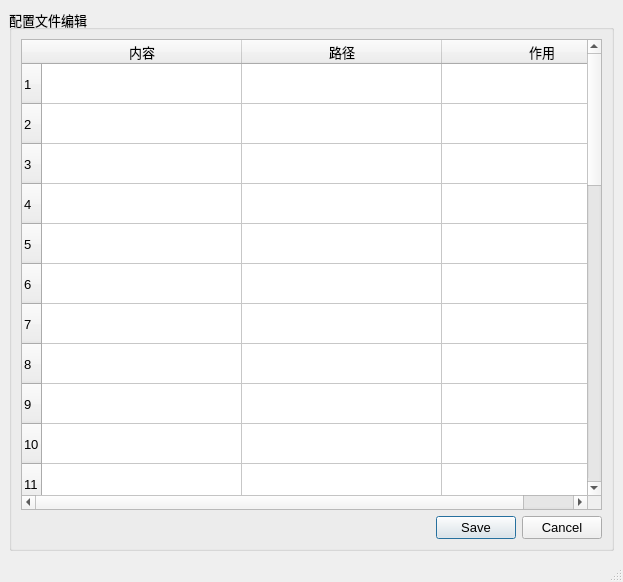
chen-huai/work, file Operate/GUI/Table_Ui.ui: the form before one commit.
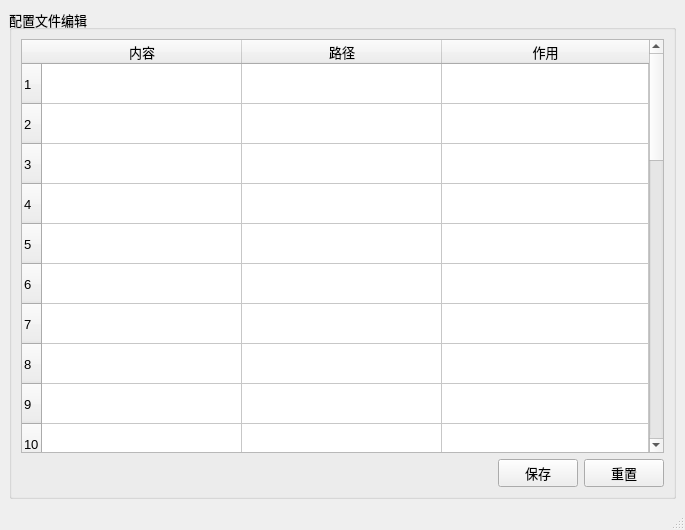
The form after the commit. Icons and pictures are not drawn.

What changed in the file:
```diff
--- a/Operate/GUI/Table_Ui.ui
+++ b/Operate/GUI/Table_Ui.ui
@@ -6,8 +6,8 @@
    <rect>
     <x>0</x>
     <y>0</y>
-    <width>623</width>
-    <height>582</height>
+    <width>685</width>
+    <height>530</height>
    </rect>
   </property>
   <property name="windowTitle">
@@ -20,8 +20,20 @@
   <property name="statusTip">
    <string>作者：Frank Chen</string>
   </property>
+  <property name="locale">
+   <locale language="Chinese" country="China"/>
+  </property>
+  <property name="documentMode">
+   <bool>false</bool>
+  </property>
+  <property name="tabShape">
+   <enum>QTabWidget::Rounded</enum>
+  </property>
+  <property name="unifiedTitleAndToolBarOnMac">
+   <bool>false</bool>
+  </property>
   <widget class="QWidget" name="centralwidget">
-   <layout class="QHBoxLayout" name="horizontalLayout">
+   <layout class="QVBoxLayout" name="verticalLayout">
     <item>
      <widget class="QGroupBox" name="groupBox">
       <property name="font">
@@ -33,6 +45,73 @@
        <string>配置文件编辑</string>
       </property>
       <layout class="QGridLayout" name="gridLayout">
+       <item row="1" column="0">
+        <layout class="QHBoxLayout" name="horizontalLayout">
+         <item>
+          <spacer name="horizontalSpacer">
+           <property name="orientation">
+            <enum>Qt::Horizontal</enum>
+           </property>
+           <property name="sizeHint" stdset="0">
+            <size>
+             <width>560</width>
+             <height>20</height>
+            </size>
+           </property>
+          </spacer>
+         </item>
+         <item>
+          <widget class="QPushButton" name="pushButton">
+           <property name="sizePolicy">
+            <sizepolicy hsizetype="Expanding" vsizetype="Fixed">
+             <horstretch>0</horstretch>
+             <verstretch>0</verstretch>
+            </sizepolicy>
+           </property>
+           <property name="minimumSize">
+            <size>
+             <width>80</width>
+             <height>0</height>
+            </size>
+           </property>
+           <property name="maximumSize">
+            <size>
+             <width>80</width>
+             <height>30</height>
+            </size>
+           </property>
+           <property name="text">
+            <string>保存</string>
+           </property>
+          </widget>
+         </item>
+         <item>
+          <widget class="QPushButton" name="pushButton_2">
+           <property name="sizePolicy">
+            <sizepolicy hsizetype="Expanding" vsizetype="Fixed">
+             <horstretch>0</horstretch>
+             <verstretch>0</verstretch>
+            </sizepolicy>
+           </property>
+           <property name="minimumSize">
+            <size>
+             <width>80</width>
+             <height>0</height>
+            </size>
+           </property>
+           <property name="maximumSize">
+            <size>
+             <width>80</width>
+             <height>30</height>
+            </size>
+           </property>
+           <property name="text">
+            <string>重置</string>
+           </property>
+          </widget>
+         </item>
+        </layout>
+       </item>
        <item row="0" column="0">
         <widget class="QTableWidget" name="tableWidget">
          <property name="minimumSize">
@@ -56,6 +135,9 @@
          <property name="horizontalScrollMode">
           <enum>QAbstractItemView::ScrollPerPixel</enum>
          </property>
+         <attribute name="horizontalHeaderVisible">
+          <bool>true</bool>
+         </attribute>
          <attribute name="horizontalHeaderCascadingSectionResizes">
           <bool>false</bool>
          </attribute>
@@ -65,6 +147,18 @@
          <attribute name="horizontalHeaderDefaultSectionSize">
           <number>200</number>
          </attribute>
+         <attribute name="horizontalHeaderHighlightSections">
+          <bool>true</bool>
+         </attribute>
+         <attribute name="horizontalHeaderShowSortIndicator" stdset="0">
+          <bool>false</bool>
+         </attribute>
+         <attribute name="horizontalHeaderStretchLastSection">
+          <bool>true</bool>
+         </attribute>
+         <attribute name="verticalHeaderVisible">
+          <bool>true</bool>
+         </attribute>
          <attribute name="verticalHeaderCascadingSectionResizes">
           <bool>true</bool>
          </attribute>
@@ -74,6 +168,15 @@
          <attribute name="verticalHeaderDefaultSectionSize">
           <number>40</number>
          </attribute>
+         <attribute name="verticalHeaderHighlightSections">
+          <bool>true</bool>
+         </attribute>
+         <attribute name="verticalHeaderShowSortIndicator" stdset="0">
+          <bool>true</bool>
+         </attribute>
+         <attribute name="verticalHeaderStretchLastSection">
+          <bool>false</bool>
+         </attribute>
          <row>
           <property name="text">
            <string>1</string>
@@ -268,204 +371,179 @@
           <property name="text">
            <string/>
           </property>
-          <property name="flags">
-           <set>ItemIsSelectable|ItemIsUserCheckable|ItemIsEnabled</set>
-          </property>
          </item>
          <item row="1" column="0">
           <property name="text">
            <string/>
           </property>
-          <property name="flags">
-           <set>ItemIsSelectable|ItemIsUserCheckable|ItemIsEnabled</set>
-          </property>
          </item>
          <item row="2" column="0">
           <property name="text">
            <string/>
           </property>
-          <property name="flags">
-           <set>ItemIsSelectable|ItemIsUserCheckable|ItemIsEnabled</set>
-          </property>
          </item>
          <item row="3" column="0">
           <property name="text">
            <string/>
           </property>
-          <property name="flags">
-           <set>ItemIsSelectable|ItemIsUserCheckable|ItemIsEnabled</set>
-          </property>
          </item>
          <item row="4" column="0">
           <property name="text">
            <string/>
           </property>
-          <property name="flags">
-           <set>ItemIsSelectable|ItemIsUserCheckable|ItemIsEnabled</set>
-          </property>
          </item>
          <item row="5" column="0">
           <property name="text">
            <string/>
           </property>
-          <property name="flags">
-           <set>ItemIsSelectable|ItemIsUserCheckable|ItemIsEnabled</set>
-          </property>
          </item>
          <item row="6" column="0">
-          <property name="flags">
-           <set>ItemIsSelectable|ItemIsUserCheckable|ItemIsEnabled</set>
+          <property name="text">
+           <string/>
           </property>
          </item>
          <item row="7" column="0">
-          <property name="flags">
-           <set>ItemIsSelectable|ItemIsUserCheckable|ItemIsEnabled</set>
+          <property name="text">
+           <string/>
           </property>
          </item>
          <item row="8" column="0">
-          <property name="flags">
-           <set>ItemIsSelectable|ItemIsUserCheckable|ItemIsEnabled</set>
+          <property name="text">
+           <string/>
           </property>
          </item>
          <item row="9" column="0">
-          <property name="flags">
-           <set>ItemIsSelectable|ItemIsUserCheckable|ItemIsEnabled</set>
+          <property name="text">
+           <string/>
           </property>
          </item>
          <item row="10" column="0">
-          <property name="flags">
-           <set>ItemIsSelectable|ItemIsUserCheckable|ItemIsEnabled</set>
+          <property name="text">
+           <string/>
           </property>
          </item>
          <item row="11" column="0">
-          <property name="flags">
-           <set>ItemIsSelectable|ItemIsUserCheckable|ItemIsEnabled</set>
+          <property name="text">
+           <string/>
           </property>
          </item>
          <item row="12" column="0">
-          <property name="flags">
-           <set>ItemIsSelectable|ItemIsUserCheckable|ItemIsEnabled</set>
+          <property name="text">
+           <string/>
           </property>
          </item>
          <item row="13" column="0">
-          <property name="flags">
-           <set>ItemIsSelectable|ItemIsUserCheckable|ItemIsEnabled</set>
+          <property name="text">
+           <string/>
           </property>
          </item>
          <item row="14" column="0">
-          <property name="flags">
-           <set>ItemIsSelectable|ItemIsUserCheckable|ItemIsEnabled</set>
+          <property name="text">
+           <string/>
           </property>
          </item>
          <item row="15" column="0">
-          <property name="flags">
-           <set>ItemIsSelectable|ItemIsUserCheckable|ItemIsEnabled</set>
+          <property name="text">
+           <string/>
           </property>
          </item>
          <item row="16" column="0">
-          <property name="flags">
-           <set>ItemIsSelectable|ItemIsUserCheckable|ItemIsEnabled</set>
+          <property name="text">
+           <string/>
           </property>
          </item>
          <item row="17" column="0">
-          <property name="flags">
-           <set>ItemIsSelectable|ItemIsUserCheckable|ItemIsEnabled</set>
+          <property name="text">
+           <string/>
           </property>
          </item>
          <item row="18" column="0">
-          <property name="flags">
-           <set>ItemIsSelectable|ItemIsUserCheckable|ItemIsEnabled</set>
+          <property name="text">
+           <string/>
           </property>
          </item>
          <item row="19" column="0">
-          <property name="flags">
-           <set>ItemIsSelectable|ItemIsUserCheckable|ItemIsEnabled</set>
+          <property name="text">
+           <string/>
           </property>
          </item>
          <item row="20" column="0">
-          <property name="flags">
-           <set>ItemIsSelectable|ItemIsUserCheckable|ItemIsEnabled</set>
+          <property name="text">
+           <string/>
           </property>
          </item>
          <item row="21" column="0">
-          <property name="flags">
-           <set>ItemIsSelectable|ItemIsUserCheckable|ItemIsEnabled</set>
+          <property name="text">
+           <string/>
           </property>
          </item>
          <item row="22" column="0">
-          <property name="flags">
-           <set>ItemIsSelectable|ItemIsUserCheckable|ItemIsEnabled</set>
+          <property name="text">
+           <string/>
           </property>
          </item>
          <item row="23" column="0">
-          <property name="flags">
-           <set>ItemIsSelectable|ItemIsUserCheckable|ItemIsEnabled</set>
+          <property name="text">
+           <string/>
           </property>
          </item>
          <item row="24" column="0">
-          <property name="flags">
-           <set>ItemIsSelectable|ItemIsUserCheckable|ItemIsEnabled</set>
+          <property name="text">
+           <string/>
           </property>
          </item>
          <item row="25" column="0">
-          <property name="flags">
-           <set>ItemIsSelectable|ItemIsUserCheckable|ItemIsEnabled</set>
+          <property name="text">
+           <string/>
           </property>
          </item>
          <item row="26" column="0">
-          <property name="flags">
-           <set>ItemIsSelectable|ItemIsUserCheckable|ItemIsEnabled</set>
+          <property name="text">
+           <string/>
           </property>
          </item>
          <item row="27" column="0">
-          <property name="flags">
-           <set>ItemIsSelectable|ItemIsUserCheckable|ItemIsEnabled</set>
+          <property name="text">
+           <string/>
           </property>
          </item>
          <item row="28" column="0">
-          <property name="flags">
-           <set>ItemIsSelectable|ItemIsUserCheckable|ItemIsEnabled</set>
+          <property name="text">
+           <string/>
           </property>
          </item>
          <item row="29" column="0">
-          <property name="flags">
-           <set>ItemIsSelectable|ItemIsUserCheckable|ItemIsEnabled</set>
+          <property name="text">
+           <string/>
           </property>
          </item>
          <item row="30" column="0">
-          <property name="flags">
-           <set>ItemIsSelectable|ItemIsUserCheckable|ItemIsEnabled</set>
+          <property name="text">
+           <string/>
           </property>
          </item>
          <item row="31" column="0">
-          <property name="flags">
-           <set>ItemIsSelectable|ItemIsUserCheckable|ItemIsEnabled</set>
+          <property name="text">
+           <string/>
           </property>
          </item>
          <item row="32" column="0">
-          <property name="flags">
-           <set>ItemIsSelectable|ItemIsUserCheckable|ItemIsEnabled</set>
+          <property name="text">
+           <string/>
           </property>
          </item>
          <item row="33" column="0">
-          <property name="flags">
-           <set>ItemIsSelectable|ItemIsUserCheckable|ItemIsEnabled</set>
+          <property name="text">
+           <string/>
           </property>
          </item>
          <item row="34" column="0">
-          <property name="flags">
-           <set>ItemIsSelectable|ItemIsUserCheckable|ItemIsEnabled</set>
+          <property name="text">
+           <string/>
           </property>
          </item>
         </widget>
        </item>
-       <item row="1" column="0">
-        <widget class="QDialogButtonBox" name="buttonBox">
-         <property name="standardButtons">
-          <set>QDialogButtonBox::Cancel|QDialogButtonBox::Save</set>
-         </property>
-        </widget>
-       </item>
       </layout>
      </widget>
     </item>
```
Left out of the diff: 11 changed lines with no effect on the pictures.
